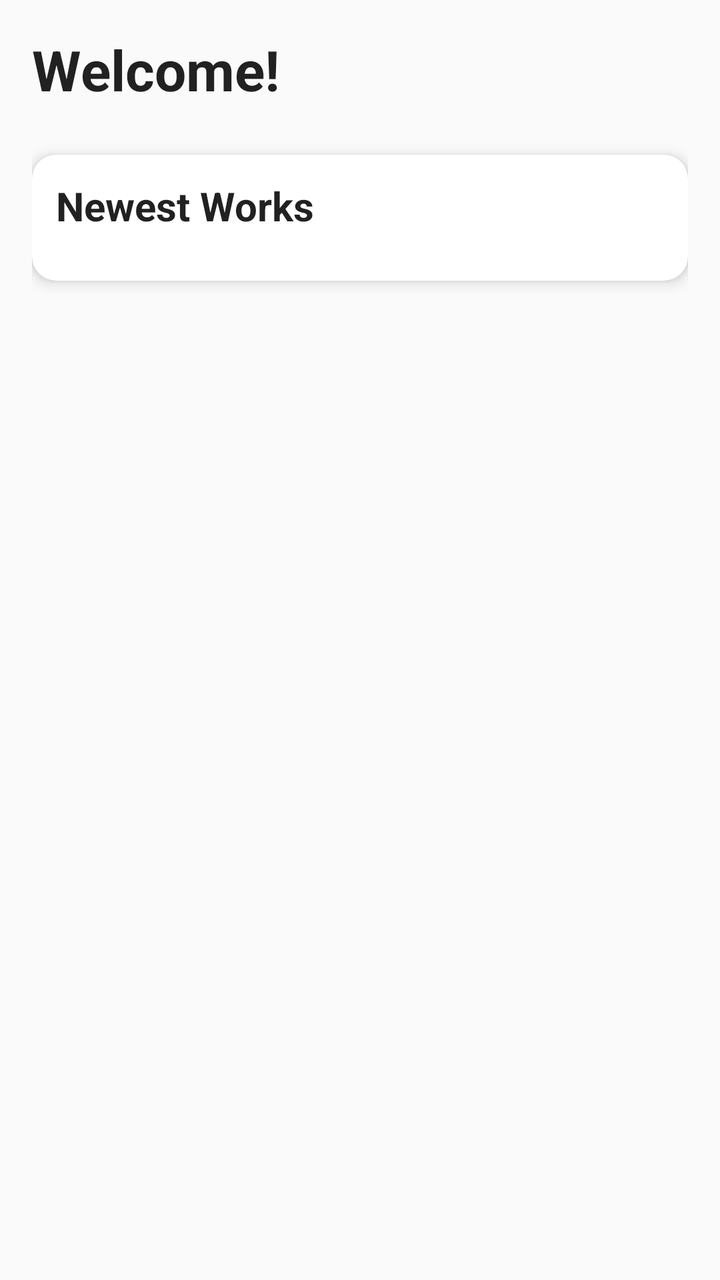
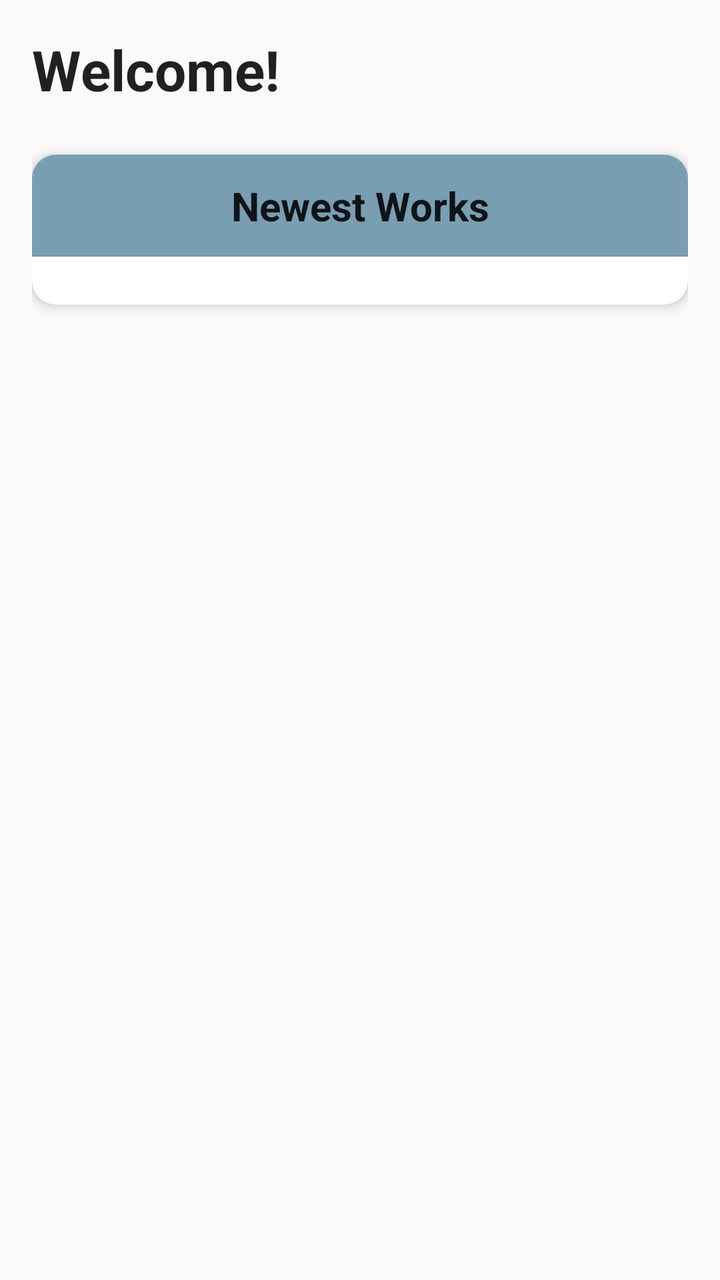

The first picture is an Android layout as it rendered before a commit; the second is the same layout after the commit. The layout source and the unified diff follow.
<!-- AndroidManifest.xml: application theme Theme.Water -->
<!-- res/layout/fragment_home.xml -->
<?xml version="1.0" encoding="utf-8"?>
<ScrollView xmlns:android="http://schemas.android.com/apk/res/android"
    android:layout_width="match_parent"
    android:layout_height="match_parent"
    xmlns:app="http://schemas.android.com/apk/res-auto"
    android:fillViewport="true"
    android:background="?android:attr/colorBackground"
    android:padding="16dp">

    <LinearLayout
        android:layout_width="match_parent"
        android:layout_height="wrap_content"
        android:orientation="vertical">

        
        <TextView
            android:id="@+id/tvWelcome"
            android:layout_width="wrap_content"
            android:layout_height="wrap_content"
            android:text="Welcome!"
            android:textSize="28sp"
            android:textStyle="bold"
            android:textColor="?android:attr/textColorPrimary"
            android:layout_marginBottom="24dp" />

        
        <androidx.cardview.widget.CardView
            android:layout_width="match_parent"
            android:layout_height="wrap_content"
            android:layout_marginBottom="16dp"
            app:cardCornerRadius="12dp"
            app:cardElevation="4dp"
            android:background="?android:attr/colorBackground">

            <LinearLayout
                android:layout_width="match_parent"
                android:layout_height="wrap_content"
                android:orientation="vertical"
                android:padding="12dp">

                <TextView
                    android:layout_width="wrap_content"
                    android:layout_height="wrap_content"
                    android:text="Newest Works"
                    android:textSize="20sp"
                    android:textStyle="bold"
                    android:textColor="?android:attr/textColorPrimary"
                    android:layout_marginBottom="12dp" />

                <androidx.recyclerview.widget.RecyclerView
                    android:id="@+id/rvNewestBooks"
                    android:layout_width="match_parent"
                    android:layout_height="wrap_content"
                    android:nestedScrollingEnabled="false" />
            </LinearLayout>
        </androidx.cardview.widget.CardView>
    </LinearLayout>
</ScrollView>
<!-- resources referenced by this layout -->
<resources>
  <style name="Theme.Water" parent="Theme.AppCompat.Light.NoActionBar">
          
          <item name="colorPrimary">@color/blue</item>
          <item name="colorPrimaryDark">@color/blue</item>
          <item name="colorAccent">@color/blue</item>
      </style>
  <color name="blue">#8CA9C4</color>
</resources>

<!-- the commit's change to res/layout/fragment_home.xml (unified diff, before → after) -->
@@ -1,11 +1,10 @@
 <?xml version="1.0" encoding="utf-8"?>
-<ScrollView xmlns:android="http://schemas.android.com/apk/res/android"
+<androidx.core.widget.NestedScrollView xmlns:android="http://schemas.android.com/apk/res/android"
+    xmlns:app="http://schemas.android.com/apk/res-auto"
     android:layout_width="match_parent"
     android:layout_height="match_parent"
-    xmlns:app="http://schemas.android.com/apk/res-auto"
-    android:fillViewport="true"
-    android:background="?android:attr/colorBackground"
-    android:padding="16dp">
+    android:padding="16dp"
+    android:background="?android:attr/colorBackground">
 
     <LinearLayout
         android:layout_width="match_parent"
@@ -27,32 +26,36 @@
         <androidx.cardview.widget.CardView
             android:layout_width="match_parent"
             android:layout_height="wrap_content"
-            android:layout_marginBottom="16dp"
             app:cardCornerRadius="12dp"
             app:cardElevation="4dp"
-            android:background="?android:attr/colorBackground">
+            android:layout_marginBottom="16dp">
 
             <LinearLayout
                 android:layout_width="match_parent"
                 android:layout_height="wrap_content"
-                android:orientation="vertical"
-                android:padding="12dp">
+                android:orientation="vertical">
 
+                
                 <TextView
-                    android:layout_width="wrap_content"
+                    android:id="@+id/tvNewestHeader"
+                    android:layout_width="match_parent"
                     android:layout_height="wrap_content"
                     android:text="Newest Works"
                     android:textSize="20sp"
                     android:textStyle="bold"
                     android:textColor="?android:attr/textColorPrimary"
-                    android:layout_marginBottom="12dp" />
+                    android:background="#799eb2"
+                    android:padding="12dp"
+                    android:gravity="center" />
 
+                
                 <androidx.recyclerview.widget.RecyclerView
-                    android:id="@+id/rvNewestBooks"
+                    android:id="@+id/rvNewest"
                     android:layout_width="match_parent"
                     android:layout_height="wrap_content"
-                    android:nestedScrollingEnabled="false" />
+                    android:nestedScrollingEnabled="false"
+                    android:padding="12dp" />
             </LinearLayout>
         </androidx.cardview.widget.CardView>
     </LinearLayout>
-</ScrollView>
+</androidx.core.widget.NestedScrollView>
